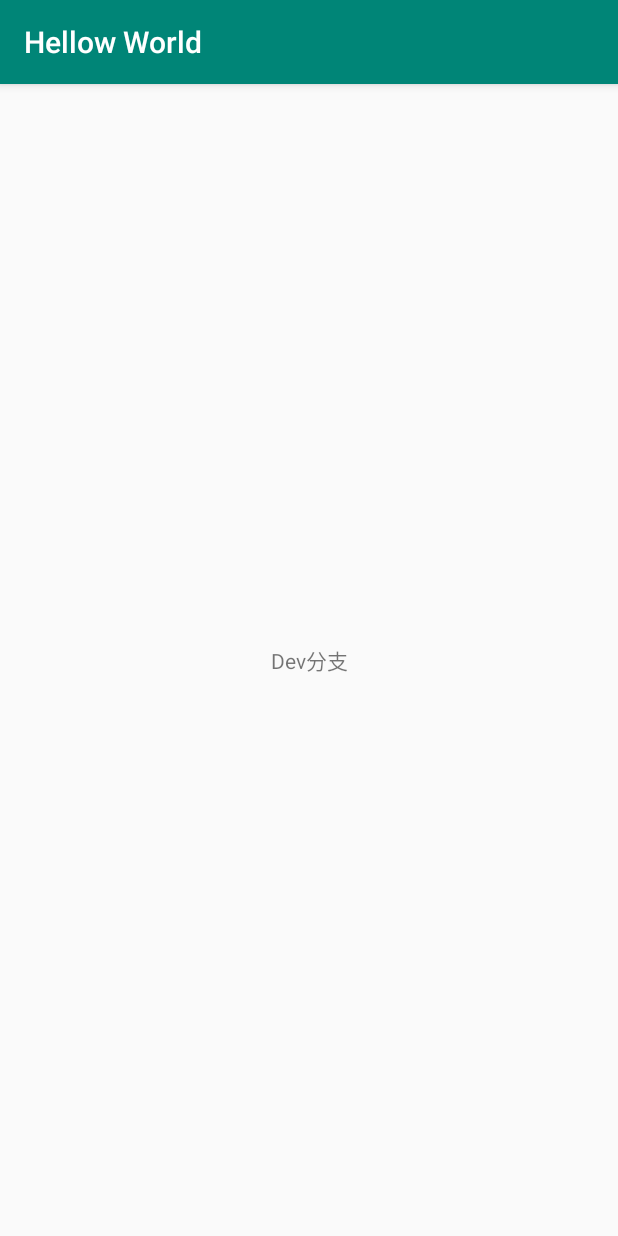
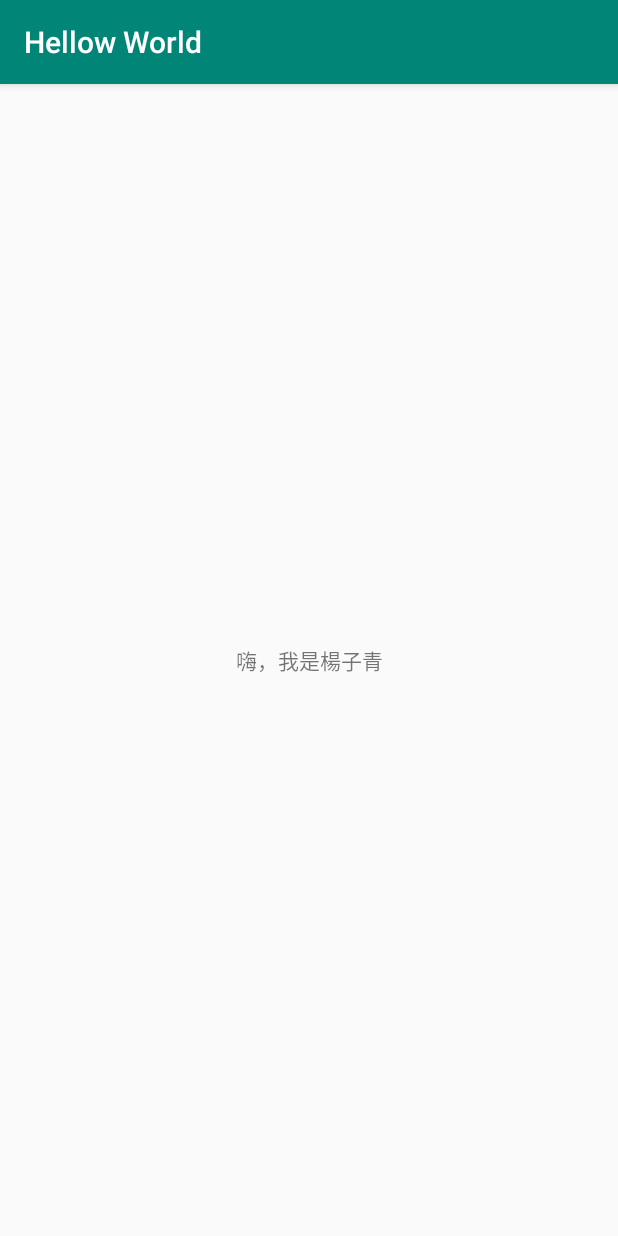
Before and after one commit to jingcong321/HellowWorld, an Android app: the screen it shows after launch (MainActivity), on a phone screen of 412 x 824 dp. Run offline under Robolectric (Android 15) with nearby library versions, the phone set to English and light mode, and no system bars.

Commit message:
合併後，再次修改txv顯示的文字

```diff
--- a/app/src/main/java/o1073008/pu/edu/tw/hellowworld/MainActivity.java
+++ b/app/src/main/java/o1073008/pu/edu/tw/hellowworld/MainActivity.java
@@ -12,9 +12,10 @@ public class MainActivity extends AppCompatActivity {
         setContentView(R.layout.activity_main);
 
         TextView txv = (TextView) findViewById(R.id.txv);
-        txv.setText("Hello student");
-        TestMaster();
-        TestDev();
+        //txv.setText("Hello student");
+        txv.setText("嗨，我是楊子青");
+        //TestMaster();
+        //TestDev();
     }
     public void TestMaster(){
         TextView txv = (TextView) findViewById(R.id.txv);
```
